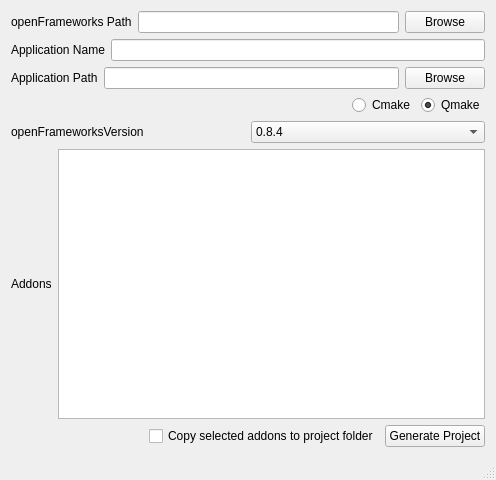
Above: MainWindow.ui from Furkanzmc/ofxProjectGenerator before the change. Below: the same form after it.
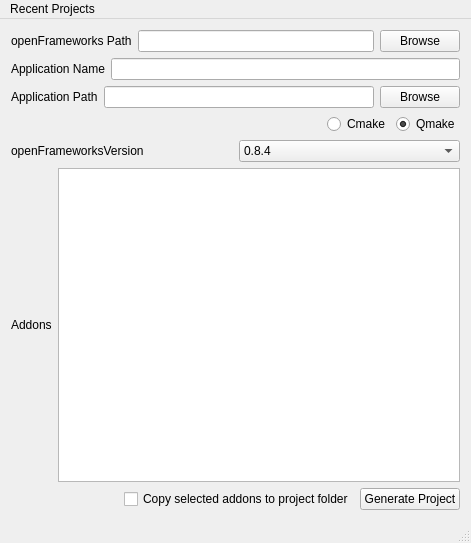
That is the form after the change.

Commit message: Add recents menu and ability to update the addons for a recently generated project

```diff
--- a/MainWindow.ui
+++ b/MainWindow.ui
@@ -6,14 +6,16 @@
    <rect>
     <x>0</x>
     <y>0</y>
-    <width>496</width>
-    <height>480</height>
+    <width>471</width>
+    <height>543</height>
    </rect>
   </property>
   <property name="windowTitle">
    <string>ofxProjectGenerator</string>
   </property>
   <widget class="QWidget" name="centralWidget">
+   <layout class="QGridLayout" name="gridLayout">
+    <item row="0" column="0">
    <layout class="QVBoxLayout" name="verticalLayout">
     <item>
      <layout class="QHBoxLayout" name="horizontalLayout_6">
@@ -186,12 +188,27 @@
       </item>
      </layout>
     </item>
-    <item>
-     <layout class="QHBoxLayout" name="horizontalLayout_4"/>
+     </layout>
     </item>
    </layout>
   </widget>
   <widget class="QStatusBar" name="statusBar"/>
+  <widget class="QMenuBar" name="menuBar">
+   <property name="geometry">
+    <rect>
+     <x>0</x>
+     <y>0</y>
+     <width>471</width>
+     <height>20</height>
+    </rect>
+   </property>
+   <widget class="QMenu" name="menuRecent_Projects">
+    <property name="title">
+     <string>Recent Projects</string>
+    </property>
+   </widget>
+   <addaction name="menuRecent_Projects"/>
+  </widget>
  </widget>
  <layoutdefault spacing="6" margin="11"/>
  <resources/>
```
Lines whose indentation alone changed are shown as unchanged. The commit also changes 2 other files.
